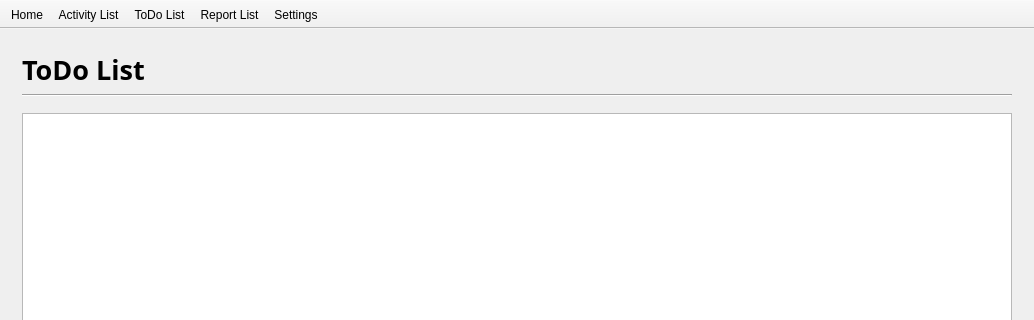
First picture: the form in src/mainwindow.ui, repository oktal/Pomodorush, before the edit; both pictures show x 0 to 1034 and y 0 to 320 of the 1034 by 753 pixel window.
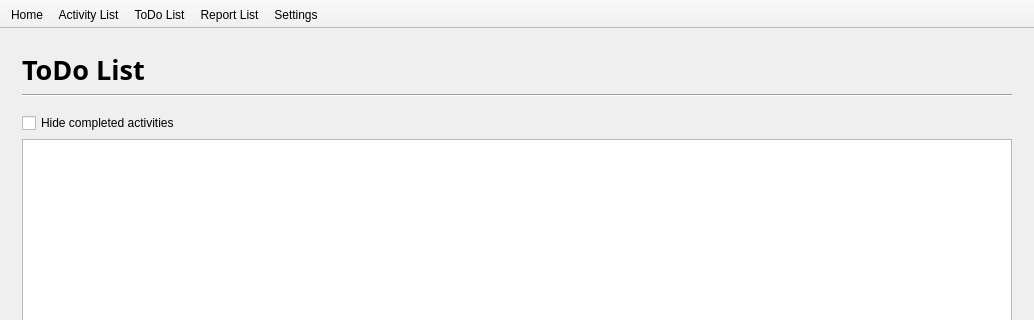
Second picture: the form after the edit. Icons and pictures are not drawn.

Commit message: Added a checkbox to hide completed activities

```diff
--- a/src/mainwindow.ui
+++ b/src/mainwindow.ui
@@ -378,6 +378,13 @@
           </property>
          </spacer>
         </item>
+        <item>
+         <widget class="QCheckBox" name="btnHideDone">
+          <property name="text">
+           <string>Hide completed activities</string>
+          </property>
+         </widget>
+        </item>
         <item>
          <widget class="QTableView" name="tblTodo">
           <property name="selectionMode">
```
The commit also changes 7 other files.
